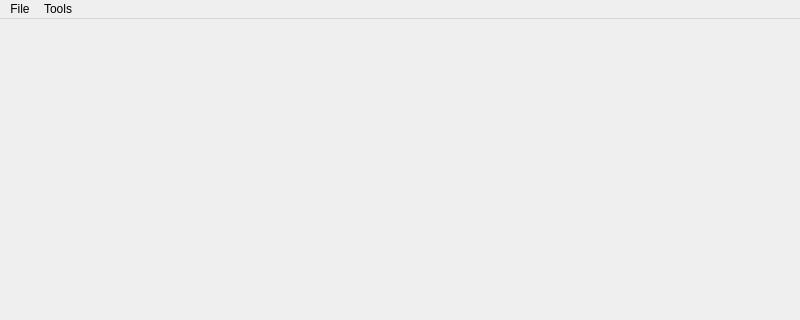
Before: the Qt Designer form src/tools/hlmv/ui/HLMVMainWindow.ui in SamVanheer/HalfLifeAssetManager, drawn with Qt 5; both pictures show x 0 to 800 and y 0 to 320 of the 800 by 600 pixel window.
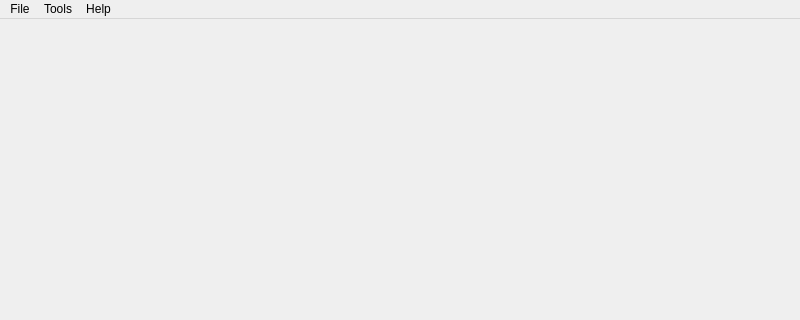
After: the same form once the commit is applied.

Commit message: Implement About dialog, update credits to reference Qt Ensure credits use UTF8 encoding

Diff of the .ui file:
```diff
--- a/src/tools/hlmv/ui/HLMVMainWindow.ui
+++ b/src/tools/hlmv/ui/HLMVMainWindow.ui
@@ -36,8 +36,15 @@
     <addaction name="ActionLoad"/>
     <addaction name="ActionSave"/>
    </widget>
+   <widget class="QMenu" name="MenuHelp">
+    <property name="title">
+     <string>Help</string>
+    </property>
+    <addaction name="ActionAbout"/>
+   </widget>
    <addaction name="MenuFile"/>
    <addaction name="MenuTools"/>
+   <addaction name="MenuHelp"/>
   </widget>
   <action name="ActionOptions">
    <property name="text">
```
Left out of the diff: 5 changed lines with no effect on the pictures. The commit also changes 5 other files.
